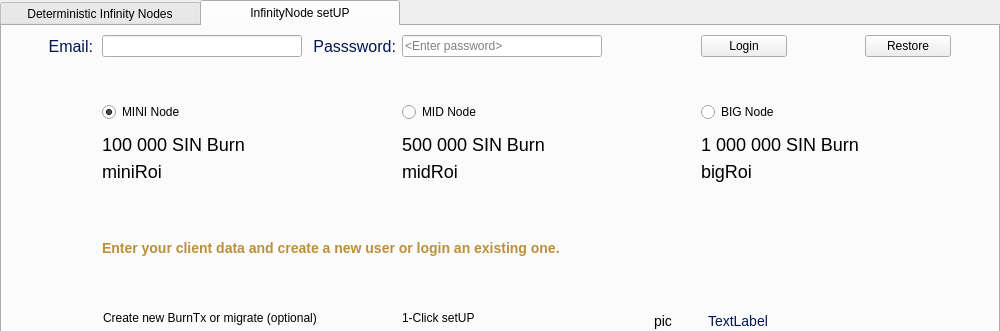
Above: src/qt/forms/masternodelist.ui from hardwarewise/SIN-core before the change; both pictures show x 0 to 1000 and y 0 to 331 of the 1000 by 600 pixel window. Below: the same form after it.
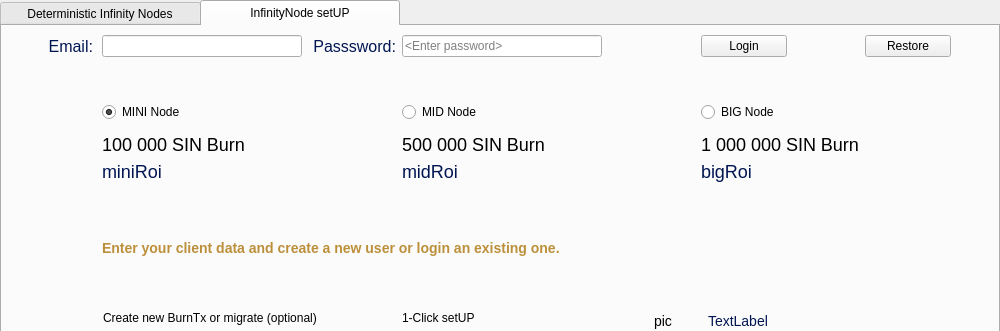
That is the form after the change. The open tabs and pages were chosen to show the change. Icons and pictures are not drawn.

Diff of the .ui file:
```diff
--- a/src/qt/forms/masternodelist.ui
+++ b/src/qt/forms/masternodelist.ui
@@ -741,7 +741,7 @@
             <widget class="QLabel" name="miniRoiLabel">
              <property name="styleSheet">
               <string notr="true">font-size:18px;
-</string>
+color: #011552;</string>
              </property>
              <property name="text">
               <string>miniRoi</string>
@@ -752,7 +752,7 @@
             <widget class="QLabel" name="midRoiLabel">
              <property name="styleSheet">
               <string notr="true">font-size:18px;
-</string>
+color: #011552;</string>
              </property>
              <property name="text">
               <string>midRoi</string>
@@ -763,7 +763,7 @@
             <widget class="QLabel" name="bigRoiLabel">
              <property name="styleSheet">
               <string notr="true">font-size:18px;
-</string>
+color: #011552;</string>
              </property>
              <property name="text">
               <string>bigRoi</string>
```
